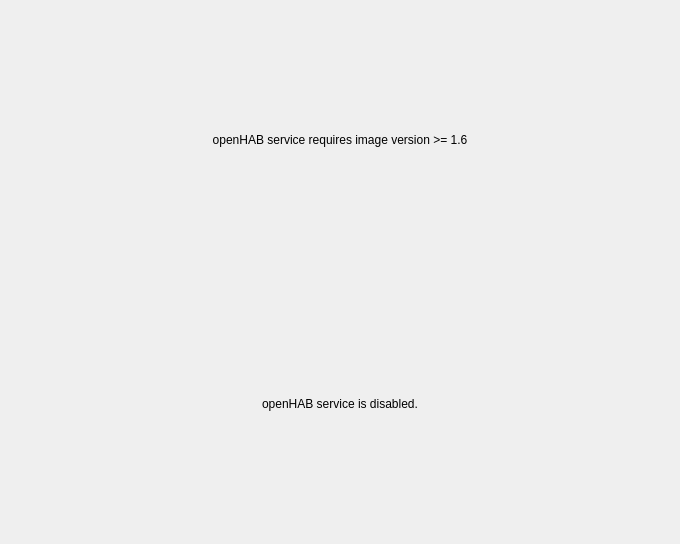
Old version of the form src/brickv/plugin_system/plugins/red/ui/red_tab_settings_openhab.ui in the repository Tinkerforge/brickv.
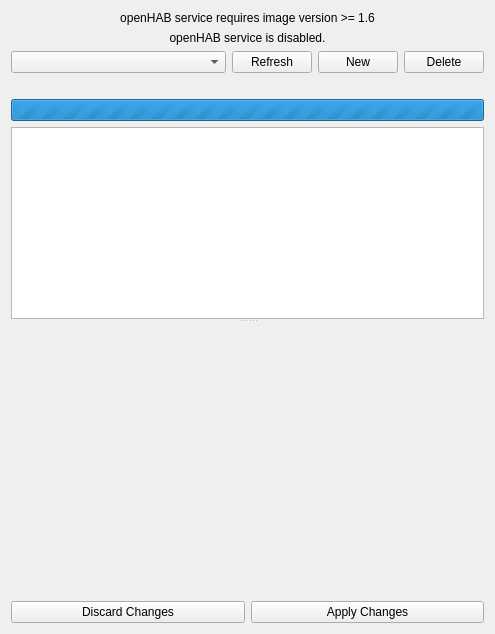
New version of the form.

Commit message:
red-brick: Add first part of openHAB config editor
Can discover and view config openHAB files.

The edit to the form file:
```diff
--- a/src/brickv/plugin_system/plugins/red/ui/red_tab_settings_openhab.ui
+++ b/src/brickv/plugin_system/plugins/red/ui/red_tab_settings_openhab.ui
@@ -6,14 +6,14 @@
    <rect>
     <x>0</x>
     <y>0</y>
-    <width>680</width>
-    <height>544</height>
+    <width>495</width>
+    <height>634</height>
    </rect>
   </property>
   <property name="windowTitle">
    <string>Form</string>
   </property>
-  <layout class="QVBoxLayout" name="verticalLayout">
+  <layout class="QVBoxLayout" name="verticalLayout_2">
    <item>
     <widget class="QLabel" name="label_unsupported">
      <property name="text">
@@ -40,6 +40,122 @@
      </property>
     </widget>
    </item>
+   <item>
+    <widget class="QWidget" name="widget_controls" native="true">
+     <layout class="QVBoxLayout" name="verticalLayout">
+      <property name="margin">
+       <number>0</number>
+      </property>
+      <item>
+       <layout class="QHBoxLayout" name="horizontalLayout">
+        <item>
+         <widget class="QComboBox" name="combo_config">
+          <property name="sizePolicy">
+           <sizepolicy hsizetype="Preferred" vsizetype="Fixed">
+            <horstretch>1</horstretch>
+            <verstretch>0</verstretch>
+           </sizepolicy>
+          </property>
+         </widget>
+        </item>
+        <item>
+         <widget class="QPushButton" name="button_refresh">
+          <property name="text">
+           <string>Refresh</string>
+          </property>
+         </widget>
+        </item>
+        <item>
+         <widget class="QPushButton" name="button_new">
+          <property name="text">
+           <string>New</string>
+          </property>
+         </widget>
+        </item>
+        <item>
+         <widget class="QPushButton" name="button_delete">
+          <property name="text">
+           <string>Delete</string>
+          </property>
+         </widget>
+        </item>
+       </layout>
+      </item>
+      <item>
+       <widget class="QLabel" name="label_progress">
+        <property name="text">
+         <string>&lt;progress&gt;</string>
+        </property>
+       </widget>
+      </item>
+      <item>
+       <widget class="QProgressBar" name="progress">
+        <property name="maximum">
+         <number>0</number>
+        </property>
+        <property name="textVisible">
+         <bool>false</bool>
+        </property>
+       </widget>
+      </item>
+      <item>
+       <widget class="QSplitter" name="splitter">
+        <property name="orientation">
+         <enum>Qt::Vertical</enum>
+        </property>
+        <property name="childrenCollapsible">
+         <bool>false</bool>
+        </property>
+        <widget class="QPlainTextEdit" name="edit_errors">
+         <property name="minimumSize">
+          <size>
+           <width>0</width>
+           <height>100</height>
+          </size>
+         </property>
+         <property name="undoRedoEnabled">
+          <bool>false</bool>
+         </property>
+         <property name="lineWrapMode">
+          <enum>QPlainTextEdit::NoWrap</enum>
+         </property>
+         <property name="readOnly">
+          <bool>true</bool>
+         </property>
+        </widget>
+        <widget class="QStackedWidget" name="stacked_container">
+         <property name="sizePolicy">
+          <sizepolicy hsizetype="Preferred" vsizetype="Preferred">
+           <horstretch>0</horstretch>
+           <verstretch>1</verstretch>
+          </sizepolicy>
+         </property>
+         <widget class="QWidget" name="page"/>
+         <widget class="QWidget" name="page_2"/>
+        </widget>
+       </widget>
+      </item>
+      <item>
+       <layout class="QHBoxLayout" name="horizontalLayout_2">
+        <item>
+         <widget class="QPushButton" name="button_discard">
+          <property name="text">
+           <string>Discard Changes</string>
+          </property>
+         </widget>
+        </item>
+        <item>
+         <widget class="QPushButton" name="button_apply">
+          <property name="text">
+           <string>Apply Changes</string>
+          </property>
+         </widget>
+        </item>
+       </layout>
+      </item>
+     </layout>
+    </widget>
+   </item>
   </layout>
  </widget>
  <resources/>
```
The commit also changes 3 other files.
